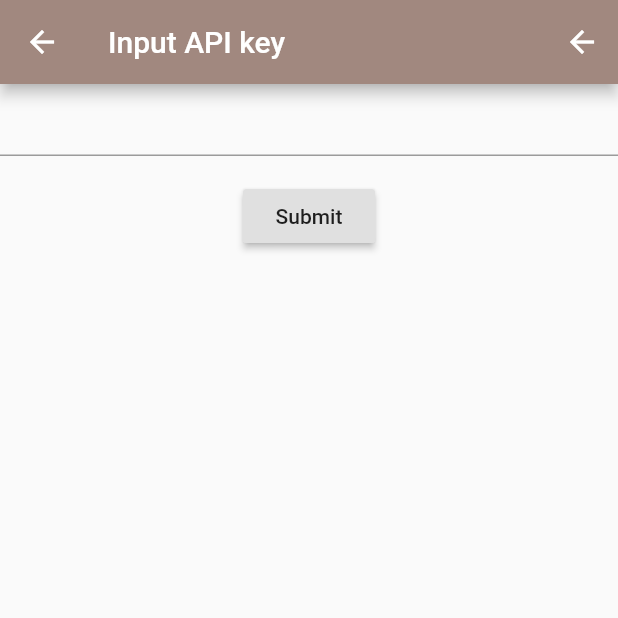
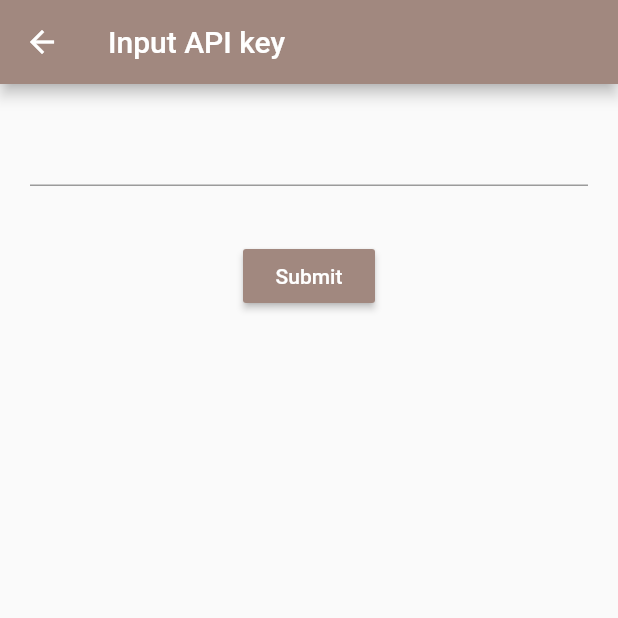
Before and after one commit to wiki111/NewRelicFlutterExample, a Flutter app: the ApiForm screen opened directly, on a phone screen of 412 x 824 dp, the top half of it. Run offline on Flutter 3.47's test engine with Material 2 defaults, Android fonts, the phone set to English and light mode, and no system bars.

Commit message:
Changed button colors. Removed unnecessary icon from form app bar.

```diff
--- a/lib/forms/api_form.dart
+++ b/lib/forms/api_form.dart
@@ -19,13 +19,6 @@ class ApiFormState extends State<ApiForm>{
     return Scaffold(
       appBar: AppBar(
         title: Text('Input API key'),
-        actions: <Widget>[
-          IconButton(
-            icon: Icon(Icons.arrow_back),
-            color: Colors.white,
-            onPressed: () {Navigator.pop(context);},
-          )
-        ],
       ),
       body: _buildForm(),
     );
@@ -37,7 +30,9 @@ class ApiFormState extends State<ApiForm>{
       child: Column(
         crossAxisAlignment: CrossAxisAlignment.center,
         children: <Widget>[
-          TextFormField(
+          Padding(
+            padding: const EdgeInsets.all(20.0),
+            child: TextFormField(
               validator: (value) {
                 if(value.isEmpty || value.length != 47){
                   return 'Please enter valid API key';
@@ -47,6 +42,7 @@ class ApiFormState extends State<ApiForm>{
               onSaved: (String value){
                 _apiKey = value;
               },
+            ),
           ),
           Padding(
             padding: const EdgeInsets.symmetric(vertical: 16.0),
@@ -58,6 +54,8 @@ class ApiFormState extends State<ApiForm>{
                 }
               },
               child: Text('Submit'),
+              color: Colors.brown[300],
+              textColor: Colors.white,
             ),
           )
         ],
--- a/lib/main.dart
+++ b/lib/main.dart
@@ -45,6 +45,7 @@ class NewRelicApplicationsState extends State<NewRelicApplications>{
             RaisedButton(
               child: Text('Input API key'),
               color: Colors.brown[300],
+              textColor: Colors.white,
               onPressed: () {_showFormGetApiKey(context);},
             )
         ],
```
Lines whose indentation alone changed are shown as unchanged.
